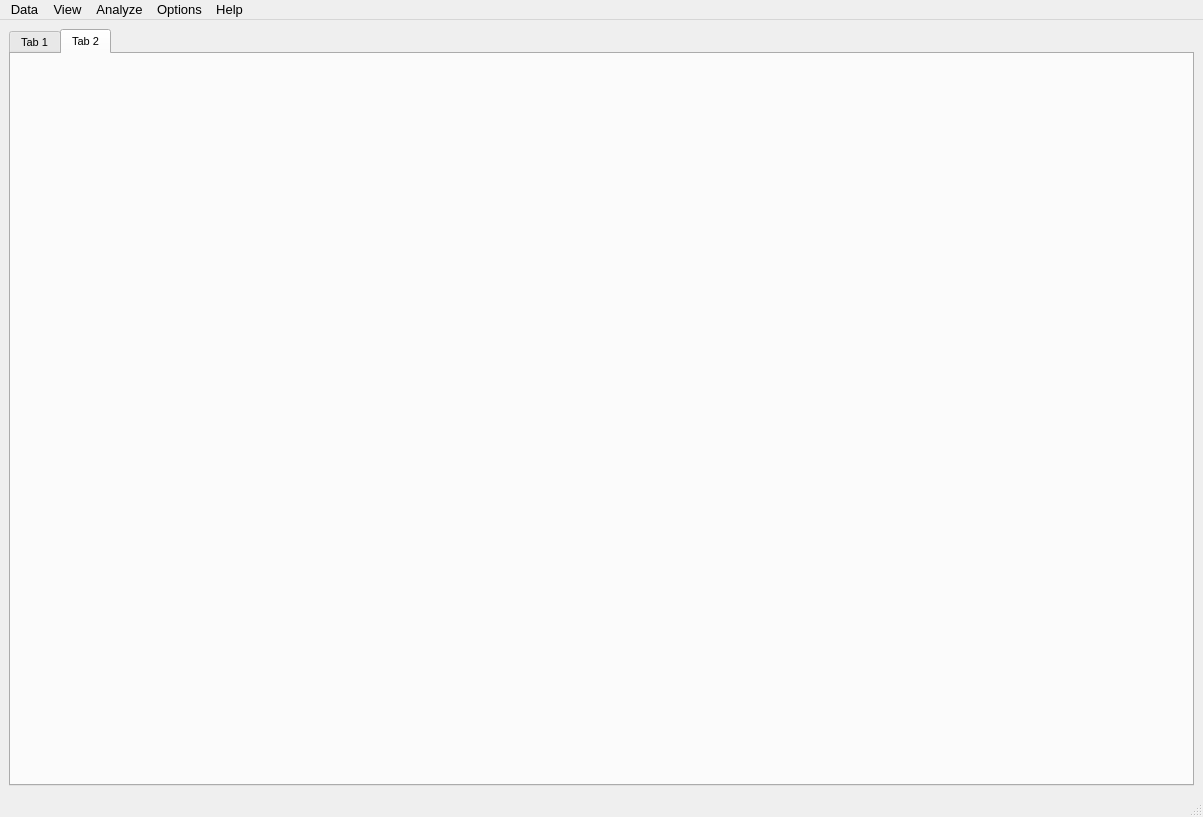
This is untitled.ui in matchy-at-ethz/pls-2024-group-c as Qt 5 draws it before an edit. The edited form follows.
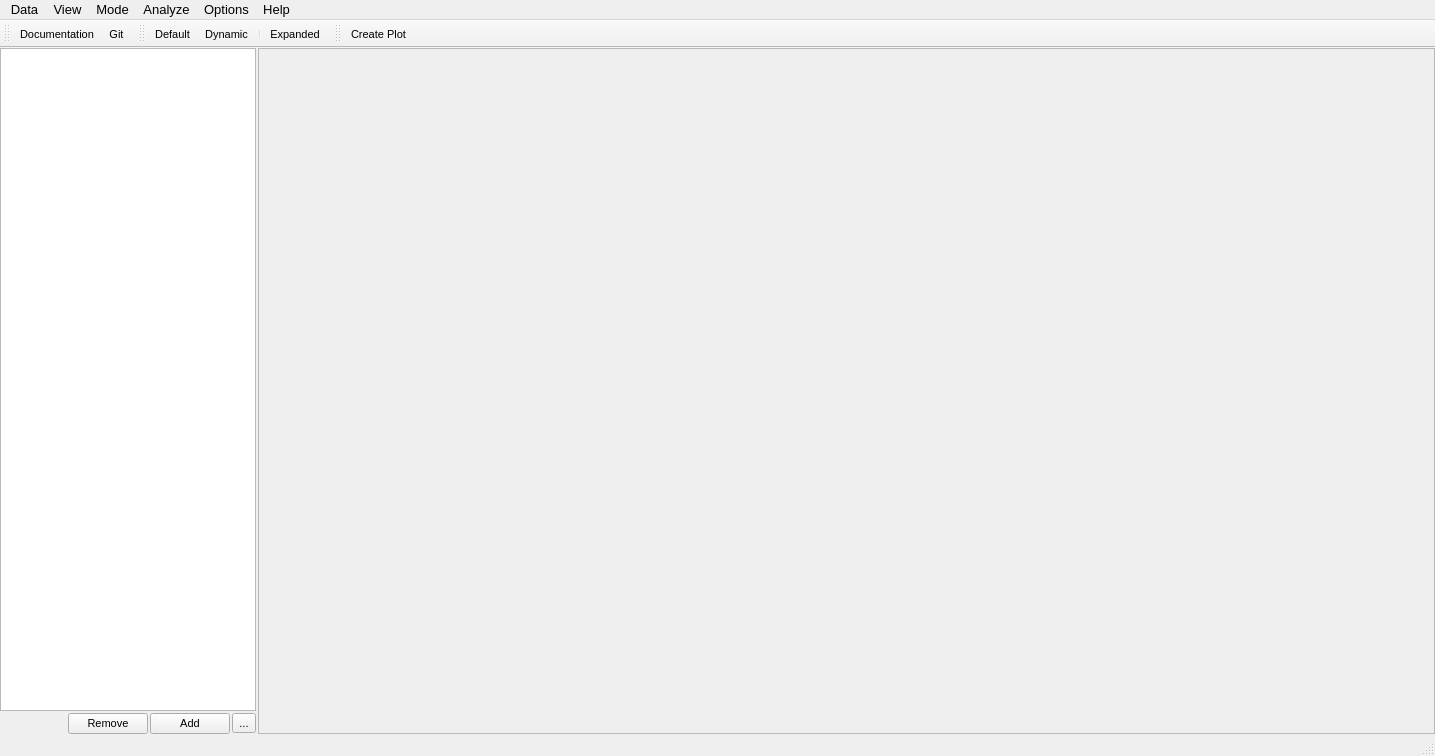
This is the edited form.

Commit message: Interface: Default thing working

The edit to the form file:
```diff
--- a/untitled.ui
+++ b/untitled.ui
@@ -6,8 +6,8 @@
    <rect>
     <x>0</x>
     <y>0</y>
-    <width>1203</width>
-    <height>817</height>
+    <width>1435</width>
+    <height>756</height>
    </rect>
   </property>
   <property name="font">
@@ -26,42 +26,87 @@
     </sizepolicy>
    </property>
    <layout class="QHBoxLayout" name="horizontalLayout">
+    <property name="spacing">
+     <number>2</number>
+    </property>
+    <property name="leftMargin">
+     <number>0</number>
+    </property>
+    <property name="topMargin">
+     <number>0</number>
+    </property>
+    <property name="rightMargin">
+     <number>0</number>
+    </property>
+    <property name="bottomMargin">
+     <number>0</number>
+    </property>
     <item>
-     <widget class="QTabWidget" name="tabWidget">
-      <property name="tabPosition">
-       <enum>QTabWidget::North</enum>
+     <layout class="QVBoxLayout" name="verticalLayout">
+      <item>
+       <widget class="QTreeView" name="treeView">
+        <property name="dragDropMode">
+         <enum>QAbstractItemView::DragDrop</enum>
+        </property>
+        <property name="animated">
+         <bool>true</bool>
+        </property>
+       </widget>
+      </item>
+      <item>
+       <layout class="QHBoxLayout" name="horizontalLayout_2">
+        <item>
+         <spacer name="horizontalSpacer">
+          <property name="orientation">
+           <enum>Qt::Horizontal</enum>
+          </property>
+          <property name="sizeHint" stdset="0">
+           <size>
+            <width>40</width>
+            <height>20</height>
+           </size>
+          </property>
+         </spacer>
+        </item>
+        <item>
+         <widget class="QPushButton" name="pushButton_2">
+          <property name="text">
+           <string>Remove</string>
+          </property>
+         </widget>
+        </item>
+        <item>
+         <widget class="QPushButton" name="pushButton">
+          <property name="text">
+           <string>Add</string>
+          </property>
+         </widget>
+        </item>
+        <item>
+         <widget class="QToolButton" name="toolButton">
+          <property name="text">
+           <string>...</string>
+          </property>
+         </widget>
+        </item>
+       </layout>
+      </item>
+     </layout>
+    </item>
+    <item>
+     <widget class="QFrame" name="frame">
+      <property name="sizePolicy">
+       <sizepolicy hsizetype="Expanding" vsizetype="Expanding">
+        <horstretch>9</horstretch>
+        <verstretch>0</verstretch>
+       </sizepolicy>
       </property>
-      <property name="tabShape">
-       <enum>QTabWidget::Rounded</enum>
+      <property name="frameShape">
+       <enum>QFrame::StyledPanel</enum>
       </property>
-      <property name="currentIndex">
-       <number>1</number>
+      <property name="frameShadow">
+       <enum>QFrame::Raised</enum>
       </property>
-      <widget class="QWidget" name="tab">
-       <property name="sizePolicy">
-        <sizepolicy hsizetype="Expanding" vsizetype="Expanding">
-         <horstretch>0</horstretch>
-         <verstretch>0</verstretch>
-        </sizepolicy>
-       </property>
-       <attribute name="title">
-        <string>Tab 1</string>
-       </attribute>
-      </widget>
-      <widget class="QWidget" name="tab_2">
-       <property name="enabled">
-        <bool>true</bool>
-       </property>
-       <property name="sizePolicy">
-        <sizepolicy hsizetype="Expanding" vsizetype="Expanding">
-         <horstretch>0</horstretch>
-         <verstretch>0</verstretch>
-        </sizepolicy>
-       </property>
-       <attribute name="title">
-        <string>Tab 2</string>
-       </attribute>
-      </widget>
      </widget>
     </item>
    </layout>
@@ -72,7 +117,7 @@
     <rect>
      <x>0</x>
      <y>0</y>
-     <width>1203</width>
+     <width>1435</width>
      <height>23</height>
     </rect>
    </property>
@@ -140,12 +185,62 @@
     </property>
     <addaction name="actionKey_Binding"/>
    </widget>
+   <widget class="QMenu" name="menuMode">
+    <property name="title">
+     <string>Mode</string>
+    </property>
+    <addaction name="actionDefault"/>
+    <addaction name="actionExpanded"/>
+    <addaction name="separator"/>
+    <addaction name="actionDynamic"/>
+   </widget>
    <addaction name="menuData"/>
    <addaction name="menuView"/>
+   <addaction name="menuMode"/>
    <addaction name="menuAnalyze"/>
    <addaction name="menuOptions"/>
    <addaction name="menuHelp"/>
   </widget>
+  <widget class="QToolBar" name="toolBar">
+   <property name="windowTitle">
+    <string>toolBar</string>
+   </property>
+   <attribute name="toolBarArea">
+    <enum>TopToolBarArea</enum>
+   </attribute>
+   <attribute name="toolBarBreak">
+    <bool>false</bool>
+   </attribute>
+   <addaction name="actionDocumentation"/>
+   <addaction name="actionGit"/>
+  </widget>
+  <widget class="QToolBar" name="toolBar_2">
+   <property name="windowTitle">
+    <string>toolBar_2</string>
+   </property>
+   <attribute name="toolBarArea">
+    <enum>TopToolBarArea</enum>
+   </attribute>
+   <attribute name="toolBarBreak">
+    <bool>false</bool>
+   </attribute>
+   <addaction name="actionDefault"/>
+   <addaction name="actionDynamic"/>
+   <addaction name="separator"/>
+   <addaction name="actionExpanded"/>
+  </widget>
+  <widget class="QToolBar" name="toolBar_3">
+   <property name="windowTitle">
+    <string>toolBar_3</string>
+   </property>
+   <attribute name="toolBarArea">
+    <enum>TopToolBarArea</enum>
+   </attribute>
+   <attribute name="toolBarBreak">
+    <bool>false</bool>
+   </attribute>
+   <addaction name="actionCreate_Plot"/>
+  </widget>
   <action name="actionLoad">
    <property name="text">
     <string>Load</string>
@@ -239,6 +334,30 @@
     <string>Create Plot</string>
    </property>
   </action>
+  <action name="actionDefault">
+   <property name="text">
+    <string>Default</string>
+   </property>
+   <property name="shortcut">
+    <string>Ctrl+D</string>
+   </property>
+  </action>
+  <action name="actionDynamic">
+   <property name="text">
+    <string>Dynamic</string>
+   </property>
+   <property name="shortcut">
+    <string>Ctrl+Alt+D</string>
+   </property>
+  </action>
+  <action name="actionExpanded">
+   <property name="text">
+    <string>Expanded</string>
+   </property>
+   <property name="shortcut">
+    <string>Ctrl+E</string>
+   </property>
+  </action>
  </widget>
  <resources/>
  <connections/>
```
Left out of the diff: 11 changed lines with no effect on the pictures. The commit also changes 5 other files.
